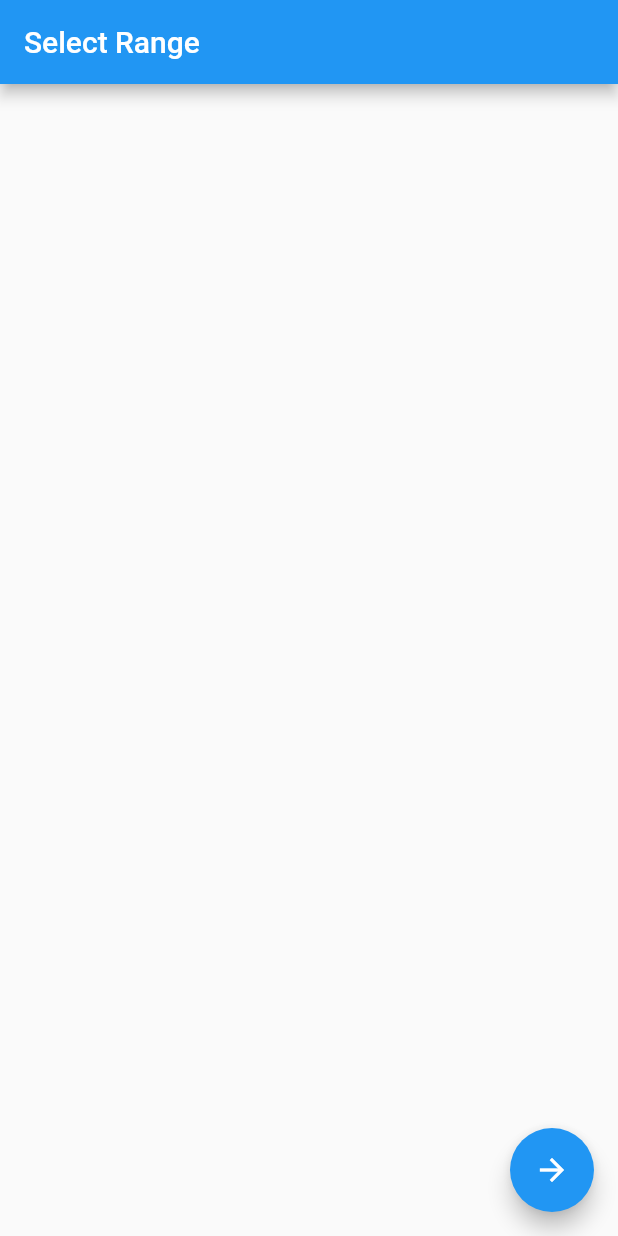
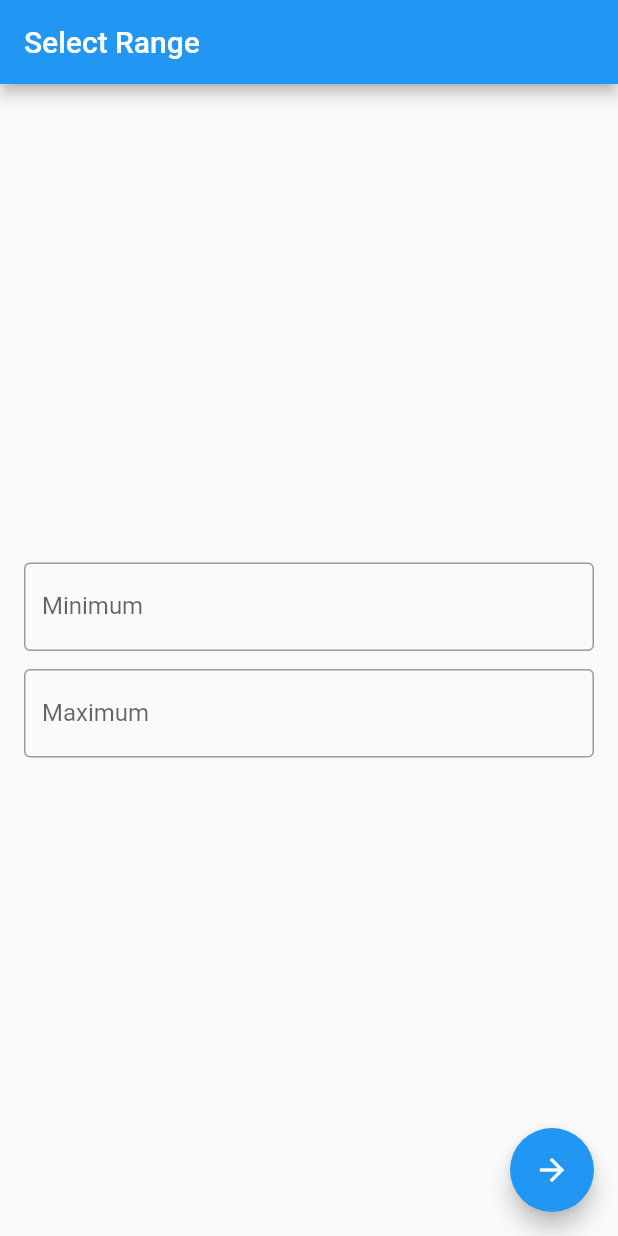
Before and after one commit to jonasermert/randomizer, a Flutter app: the screen it shows after launch, on a phone screen of 412 x 824 dp. Run offline on Flutter 3.47's test engine with Material 2 defaults, Android fonts, the light colour scheme and no system bars.

Commit message:
Created Input Form

```diff
--- a/lib/range_selector_page.dart
+++ b/lib/range_selector_page.dart
@@ -16,10 +16,38 @@
         title: const Text('Select Range'),
       ),
       body: Form(
-        child: Container(),
+        child: Padding(
+          padding: const EdgeInsets.all(16),
+          child: Column(
+            mainAxisAlignment: MainAxisAlignment.center,
+            children: [
+              TextFormField(
+                decoration: const InputDecoration(
+                  border: OutlineInputBorder(),
+                  labelText: 'Minimum',
+                ),
+                keyboardType: const TextInputType.numberWithOptions(
+                  decimal: false,
+                  signed: true,
+                ),
+              ),
+              const SizedBox(height: 12),
+              TextFormField(
+                decoration: const InputDecoration(
+                  border: OutlineInputBorder(),
+                  labelText: 'Maximum',
+                ),
+                keyboardType: const TextInputType.numberWithOptions(
+                  decimal: false,
+                  signed: true,
+                ),
+              ),
+            ],
+          ),
+        ),
       ),
       floatingActionButton: FloatingActionButton(
-          child: Icon(Icons.arrow_forward),
+          child: const Icon(Icons.arrow_forward),
           onPressed: () {
             // TODO: Validate the Form
             // TODO: Navigate to the generator page
```
